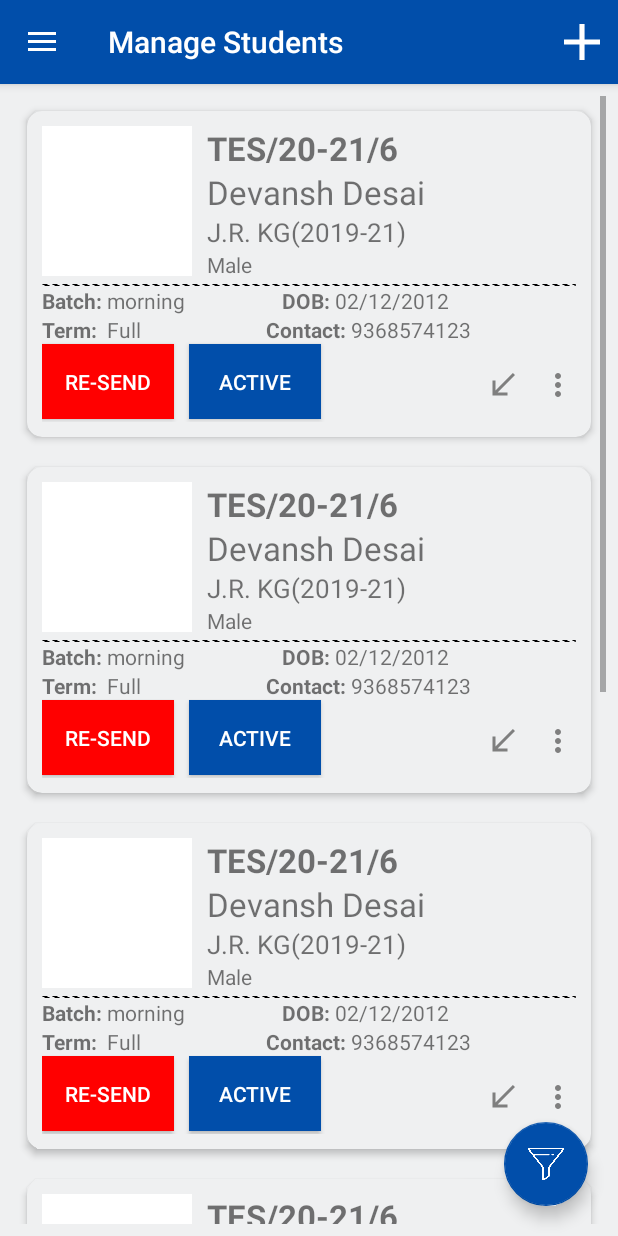
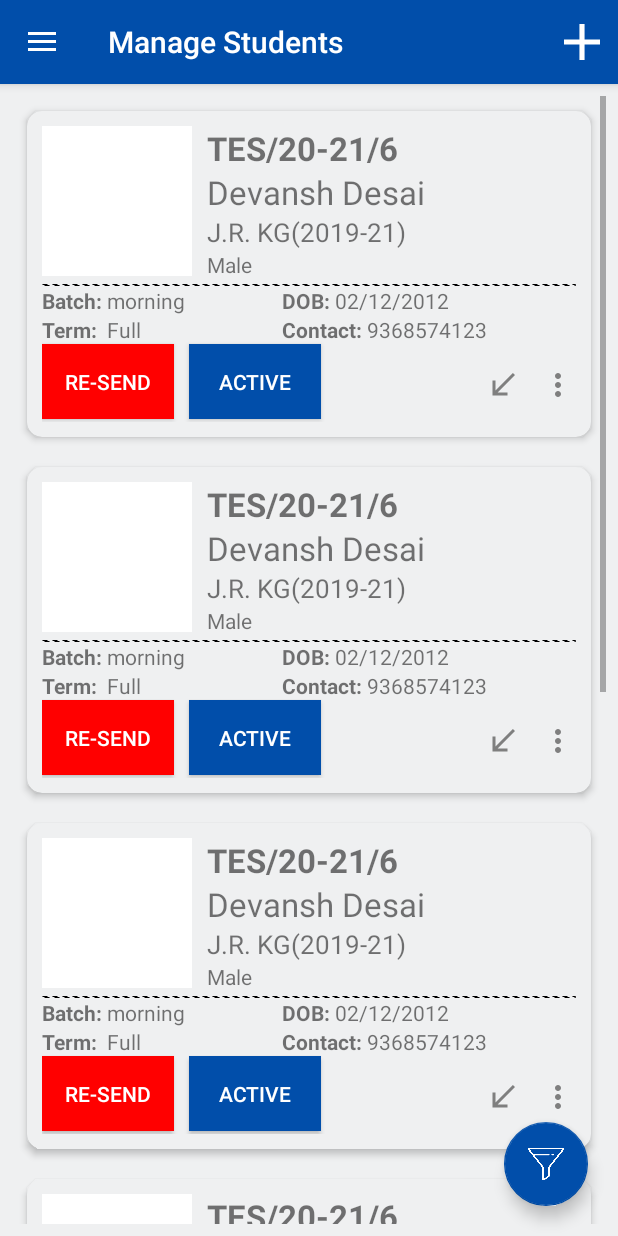
Before and after one commit to mohit10696/LamprosKids2, an Android app: the screen it shows after launch (Home), in the side drawer, after a tap on "Manage Students", on a phone screen of 412 x 824 dp. Run offline under Robolectric (Android 15) with nearby library versions, the phone set to English and light mode, and no system bars.

Commit message:
Manage students

```diff
--- a/app/src/main/res/layout/row_student.xml
+++ b/app/src/main/res/layout/row_student.xml
@@ -114,7 +114,7 @@
             android:layout_width="wrap_content"
             android:layout_height="wrap_content"
             android:layout_below="@+id/batchx"
-            android:layout_centerHorizontal="true"
+            android:layout_alignStart="@+id/DOBX"
             android:text="Contact: "
             android:textStyle="bold" />
         <TextView
@@ -219,9 +219,10 @@
                 android:layout_width="wrap_content"
                 android:layout_height="wrap_content"
                 android:layout_below="@+id/discountx"
-                android:layout_centerHorizontal="true"
+                android:layout_alignStart="@+id/discountx"
                 android:text="Pending: "
                 android:textStyle="bold" />
+
             <TextView
                 android:layout_width="wrap_content"
                 android:layout_height="wrap_content"
@@ -245,7 +246,7 @@
                 android:layout_height="wrap_content"
                 android:layout_below="@+id/adminapprovedx"
                 android:layout_marginTop="30dp"
-                android:text="Admin Approved: "
+                android:text="Trans status: "
                 android:textStyle="bold" />
 
             <Button
```
